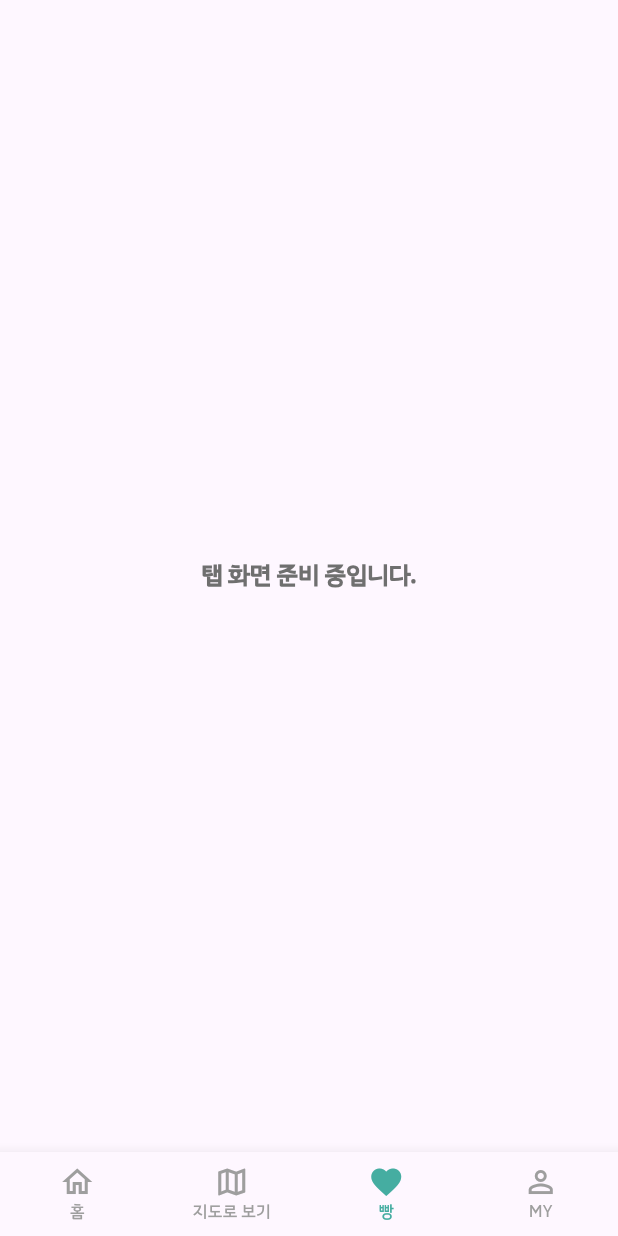
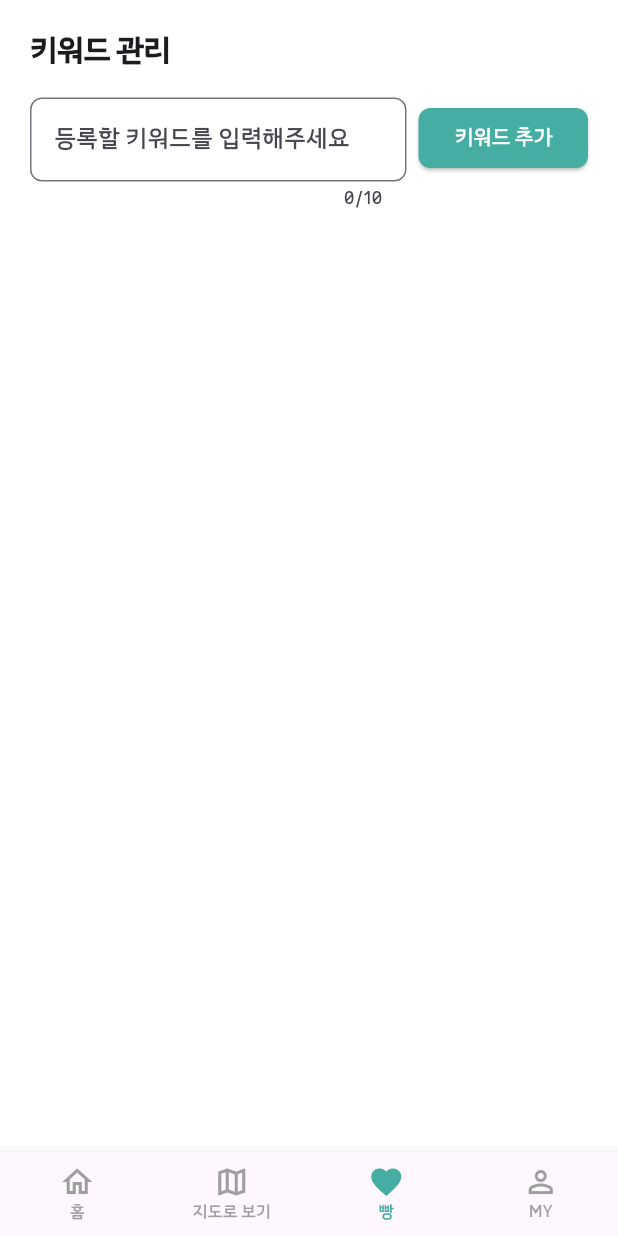
Before and after one commit to hsu-today-bread/todaybread-front, a Flutter app: the screen it shows after launch, item 3 of the bottom bar chosen, on a phone screen of 412 x 824 dp. Run offline on Flutter 3.47's test engine with Material 3 defaults, Android fonts, the phone set to English and light mode, and no system bars; our stand-ins replace dio, flutter_secure_storage, geolocator, hive_flutter, lottie, retrofit; missing offline and left inert: flutter_naver_map; accounts and stored records are empty; generated files the repository leaves out were written again.

Commit message:
feat: 찜 목록 페이지에서 키워드 만드는 중

```diff
--- a/lib/screens/main/main_shell.dart
+++ b/lib/screens/main/main_shell.dart
@@ -1,4 +1,5 @@
 import 'package:flutter/material.dart';
+import 'package:todaybread/screens/wish/wish_screen.dart';
 
 import '../../widgets/main_bottom_nav_bar.dart';
 import '../home/home_screen.dart';
@@ -25,7 +26,7 @@ class _MainShellState extends State<MainShell>
   late final List<Widget> _pages = [
     const HomeScreen(),
     const MapScreen(),
-    const _BreadPlaceholderScreen(),
+    const WishScreen(),
     const MyPageScreen1(),
   ];
 
--- /dev/null
+++ b/lib/screens/wish/wish_screen.dart
@@ -0,0 +1,146 @@
+import 'package:flutter/material.dart';
+import '../../utils/app_colors.dart';
+
+class WishScreen extends StatefulWidget{
+  const WishScreen({super.key});
+
+  @override
+  State<WishScreen> createState() => _WishScreenState();
+}
+
+class _WishScreenState extends State<WishScreen> {
+
+  // 키워드 입력창 관리자
+  final TextEditingController _keywordController = TextEditingController();
+  // 키워드 리스트
+  final List<String> _keywords = [];
+
+  @override
+  void dispose() {
+    // 키워드 입력창 메모리 누수 방지
+    _keywordController.dispose();
+    super.dispose();
+  }
+
+  @override
+  Widget build(BuildContext context) {
+    return Scaffold(
+      backgroundColor: Colors.white,
+      body: SafeArea(
+        child: Padding(
+          padding: const EdgeInsets.all(20),
+          child: Column(
+            crossAxisAlignment: CrossAxisAlignment.start,
+            children: [
+              // 제목
+              const Text(
+                '키워드 관리',
+                style: TextStyle(
+                  fontSize: 20,
+                  fontWeight: FontWeight.w700,
+                ),
+              ),
+              const SizedBox(height: 16),
+
+              // 입력창 + 추가 버튼
+              Row(
+                crossAxisAlignment: CrossAxisAlignment.start,
+                children: [
+                  Expanded(
+                    child: TextField(
+                      controller: _keywordController,
+                      maxLength: 10,
+                      decoration: InputDecoration(
+                        hintText: '등록할 키워드를 입력해주세요',
+                        border: OutlineInputBorder(
+                          borderRadius: BorderRadius.circular(8),
+                        ),
+                        focusedBorder: OutlineInputBorder(
+                            borderRadius: BorderRadius.circular(8),
+                            borderSide: const BorderSide(
+                              color: AppColors.primaryBackground,
+                              width: 2,
+                            )
+                        ),
+                      ),
+                    ),
+                  ),
+                  const SizedBox(width: 8),
+                  Padding(padding: const EdgeInsets.only(top: 3),
+                    child: ElevatedButton(
+                      onPressed: () {
+                        // 입력창에 뭔가를 입력했을 때만 추가
+                        final text =  _keywordController.text.trim();
+                        if (text.isEmpty) return;
+
+                        if(_keywords.length >=5 ){
+                          ScaffoldMessenger.of(context).showSnackBar(
+                            const SnackBar(
+                                content: Text('키워드는 5개까지 등록 가능합니다.')),
+                          );
+                          return;
+                        }
+                        setState(() {
+                          _keywords.add(text);  // 리스트에 키워드 추가
+                          _keywordController.clear(); // 입력창 비우기
+                        });
+                      },
+                      style: ElevatedButton.styleFrom(
+                        backgroundColor: AppColors.primaryBackground,
+                        foregroundColor: Colors.white,
+                        shape: RoundedRectangleBorder(
+                          borderRadius: BorderRadius.circular(8),
+                        ),
+                      ),
+                      child: const Text('키워드 추가'),
+                    ),
+                  ),
+                ],
+              ),
+              const SizedBox(height: 8),
+
+              if(_keywords.isNotEmpty)
+                Align(
+                  alignment: Alignment.centerRight,
+                  child: TextButton(
+                    onPressed: (){
+                      setState(() {
+                        _keywords.clear();
+                      });
+                    },
+                    style: TextButton.styleFrom(
+                      padding: EdgeInsets.zero,
+                    ),
+                    child: const Text(
+                      '전체 삭제',
+                      style: TextStyle(color: Colors.red),
+                    ),
+                  ),
+                ),
+
+              Wrap(
+                  spacing: 8, // 태그 사이 가로 간격
+                  runSpacing: 8, // 줄 바뀔 때 세로 간격
+                  children: _keywords.map((keyword) {
+                    return Chip(
+                      label: Text(keyword),
+                      backgroundColor: Colors.white,
+                      side: const BorderSide(color: Color(0xFFDDDDDD)),
+                      deleteIcon: const Icon(Icons.cancel, size: 18),
+                      materialTapTargetSize: MaterialTapTargetSize.shrinkWrap,
+                      padding: const EdgeInsets.symmetric(horizontal: 4, vertical: 0),
+                      onDeleted: () {
+                        setState(() {
+                          _keywords.remove(keyword);
+                        });
+                      },
+                    );
+                  }).toList()
+              ),
+            ],
+          ),
+        ),
+      ),
+    );
+  }
+}
```
